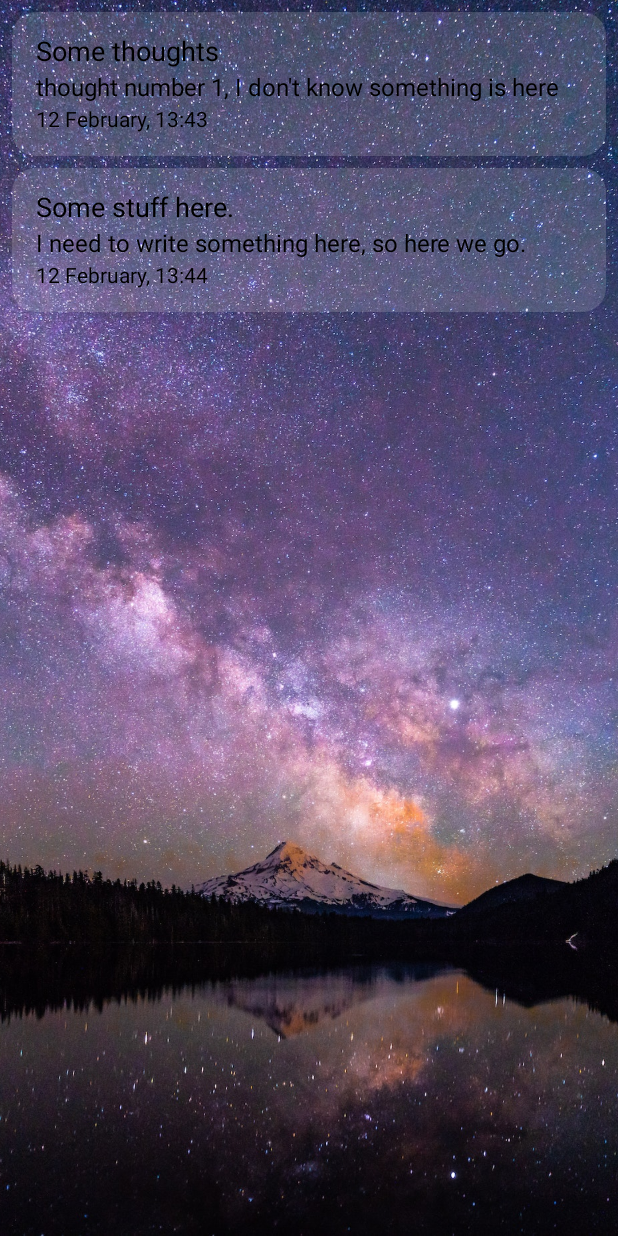
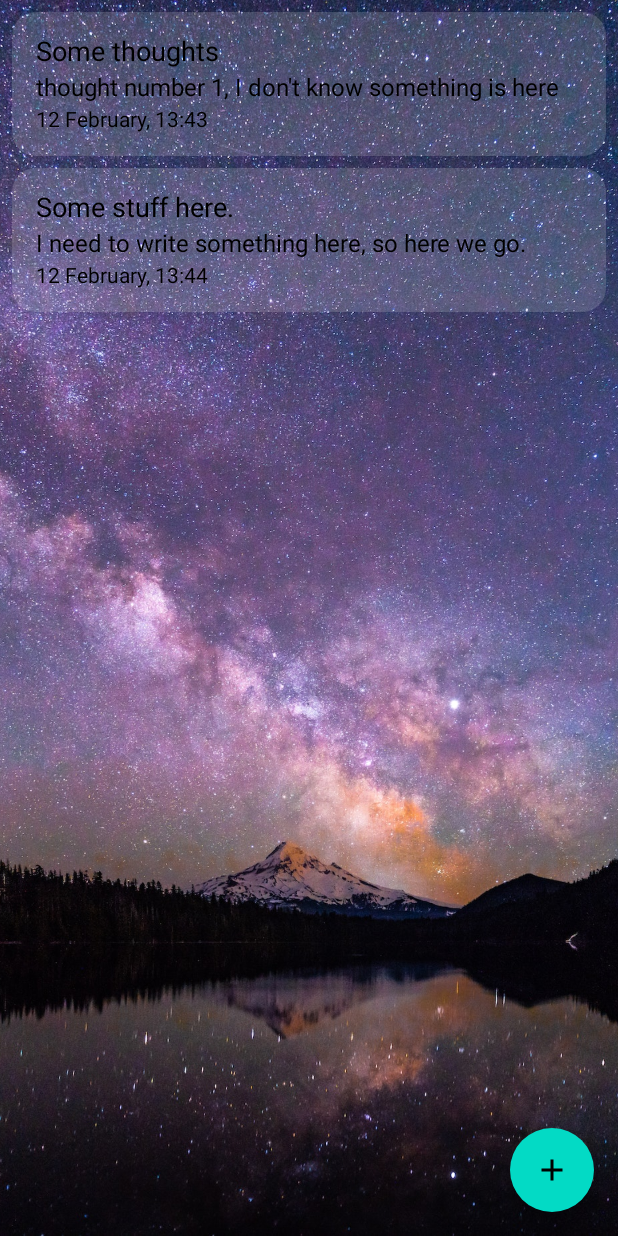
Before and after one commit to L10n42/3DNotes, an Android app built with Jetpack Compose: the screen it shows after launch (MainActivity), on a phone screen of 412 x 824 dp. Run offline under Robolectric (Android 15) with nearby library versions, the phone set to English and light mode, and no system bars; our stand-ins replace Dagger/Hilt's generated code, Room's generated code.

Commit message:
version 0.0.6 added animated add button.

```diff
--- a/app/src/main/java/com/kappdev/notes/feature_notes/presentation/notes/components/NotesContent.kt
+++ b/app/src/main/java/com/kappdev/notes/feature_notes/presentation/notes/components/NotesContent.kt
@@ -37,7 +37,7 @@ fun NotesContent(
         )
     )
 
-    val backgroundImage = painterResource(id = R.drawable.background_image_1)
+    val backgroundImage = painterResource(R.drawable.background_image_1)
 
     BackgroundImage(
         image = backgroundImage,
--- a/app/src/main/java/com/kappdev/notes/feature_notes/presentation/notes/components/NotesScreen.kt
+++ b/app/src/main/java/com/kappdev/notes/feature_notes/presentation/notes/components/NotesScreen.kt
@@ -1,6 +1,8 @@
 package com.kappdev.notes.feature_notes.presentation.notes.components
 
+import android.util.Log
 import androidx.compose.foundation.layout.Box
+import androidx.compose.foundation.layout.fillMaxSize
 import androidx.compose.foundation.layout.height
 import androidx.compose.material.*
 import androidx.compose.runtime.Composable
@@ -9,6 +11,8 @@ import androidx.compose.ui.unit.dp
 import androidx.hilt.navigation.compose.hiltViewModel
 import androidx.navigation.NavHostController
 import com.kappdev.notes.feature_notes.presentation.notes.NotesViewModel
+import com.kappdev.notes.feature_notes.presentation.util.SubButtons
+import com.kappdev.notes.feature_notes.presentation.util.components.AnimatedMultiAddButton
 
 @ExperimentalMaterialApi
 @Composable
@@ -31,7 +35,17 @@ fun NotesScreen(
             scaffoldState = scaffoldState,
             backgroundColor = MaterialTheme.colors.background
         ) {
-            NotesContent(viewModel)
+            Box(modifier = Modifier.fillMaxSize()) {
+                NotesContent(viewModel)
+
+                AnimatedMultiAddButton { buttonId ->
+                    when(buttonId) {
+                        SubButtons.NotesFolder.id -> Log.d("onClick", "new folder btn was clicked!")
+                        SubButtons.NoteText.id -> Log.d("onClick", "new note text btn was clicked!")
+                        SubButtons.ToDoList.id -> Log.d("onClick", "new todo list btn was clicked!")
+                    }
+                }
+            }
         }
     }
 }
--- /dev/null
+++ b/app/src/main/java/com/kappdev/notes/feature_notes/presentation/util/SubButton.kt
@@ -0,0 +1,9 @@
+package com.kappdev.notes.feature_notes.presentation.util
+
+import androidx.compose.ui.graphics.vector.ImageVector
+
+data class SubButton(
+    val icon: ImageVector,
+    val labelResId: Int,
+    val id: String
+)
--- /dev/null
+++ b/app/src/main/java/com/kappdev/notes/feature_notes/presentation/util/SubButtons.kt
@@ -0,0 +1,15 @@
+package com.kappdev.notes.feature_notes.presentation.util
+
+import androidx.compose.material.icons.Icons
+import androidx.compose.material.icons.filled.Description
+import androidx.compose.material.icons.filled.Folder
+import androidx.compose.material.icons.filled.TaskAlt
+import com.kappdev.notes.R
+
+object SubButtons {
+    val NoteText = SubButton(Icons.Default.Description, R.string.note_text, "text_note")
+    val ToDoList = SubButton(Icons.Default.TaskAlt, R.string.note_todo_list, "to-do_list")
+    val NotesFolder = SubButton(Icons.Default.Folder, R.string.notes_folder, "notes_folder")
+
+    val buttonsList = listOf(NotesFolder, ToDoList, NoteText)
+}
--- /dev/null
+++ b/app/src/main/java/com/kappdev/notes/feature_notes/presentation/util/components/AnimatedMultiAddButton.kt
@@ -0,0 +1,291 @@
+package com.kappdev.notes.feature_notes.presentation.util.components
+
+import android.content.res.Configuration
+import androidx.compose.animation.animateColor
+import androidx.compose.animation.core.*
+import androidx.compose.foundation.background
+import androidx.compose.foundation.clickable
+import androidx.compose.foundation.layout.*
+import androidx.compose.foundation.shape.CircleShape
+import androidx.compose.foundation.shape.RoundedCornerShape
+import androidx.compose.material.*
+import androidx.compose.material.icons.Icons
+import androidx.compose.material.icons.filled.Add
+import androidx.compose.runtime.*
+import androidx.compose.ui.Alignment
+import androidx.compose.ui.Modifier
+import androidx.compose.ui.draw.alpha
+import androidx.compose.ui.draw.rotate
+import androidx.compose.ui.graphics.Color
+import androidx.compose.ui.graphics.Shape
+import androidx.compose.ui.platform.LocalConfiguration
+import androidx.compose.ui.res.stringResource
+import androidx.compose.ui.unit.Dp
+import androidx.compose.ui.unit.dp
+import androidx.compose.ui.unit.sp
+import com.kappdev.notes.feature_notes.presentation.util.SubButton
+import com.kappdev.notes.feature_notes.presentation.util.SubButtons
+import com.kappdev.notes.ui.theme.Purple500
+import com.kappdev.notes.ui.theme.Teal200
+
+data class AnimatedMultiAddButtonColors(
+    val backgroundColor: Color = Color.White.copy(alpha = 0.64f),
+    val labelsColor: Color = Color.Black,
+    val subButtonsBackgroundColor: Color = Color.White,
+    val subButtonsContentColor: Color = Purple500,
+    val inactiveMainBtnBackgroundColor: Color = Teal200,
+    val activeMainBtnBackgroundColor: Color = Purple500,
+    val inactiveMainBtnContentColor: Color = Color.Black,
+    val activeMainBtnContentColor: Color = Color.White,
+)
+
+@Composable
+fun AnimatedMultiAddButton(
+    colors: AnimatedMultiAddButtonColors = AnimatedMultiAddButtonColors(),
+    buttonsShape: Shape = DefaultButtonShape,
+    buttonsElevation: FloatingActionButtonElevation = FloatingActionButtonDefaults.elevation(
+        defaultElevation = DefaultButtonElevation,
+        pressedElevation = DefaultButtonPressedElevation,
+        hoveredElevation = DefaultButtonElevation,
+        focusedElevation = DefaultButtonElevation,
+    ),
+    onClick: (buttonId: String) -> Unit
+) {
+    var isBtnActive by remember { mutableStateOf(false) }
+    val switchState: () -> Unit = { isBtnActive = !isBtnActive }
+
+    val transition = updateTransition(
+        targetState = isBtnActive,
+        label = null
+    )
+
+    Box(
+        modifier = Modifier.fillMaxSize()
+    ) {
+        AnimatedBackground(
+            color = colors.backgroundColor,
+            transition = transition,
+            onClick = switchState
+        )
+
+        SubButtons.buttonsList.forEachIndexed { index, button ->
+            AnimatedSubButton(
+                transition = transition,
+                activePadding = calculateSubButtonPadding(index),
+                subButton = button,
+                shape = buttonsShape,
+                elevation = buttonsElevation,
+                colors = colors,
+                onClick = onClick
+            )
+        }
+
+        AnimatedMainButton(
+            transition = transition,
+            shape = buttonsShape,
+            elevation = buttonsElevation,
+            colors = colors,
+            onClick = switchState
+        )
+
+    }
+}
+
+@Composable
+private fun BoxScope.AnimatedMainButton(
+    transition: Transition<Boolean>,
+    shape: Shape,
+    elevation: FloatingActionButtonElevation,
+    colors: AnimatedMultiAddButtonColors,
+    onClick: () -> Unit
+) {
+    val mainButtonBackgroundColor by transition.animateColor(
+        transitionSpec = {
+            tween(durationMillis = BACKGROUND_ANIM_DURATION)
+        },
+        label = "mainButtonRotation",
+        targetValueByState = { isActive ->
+            if (isActive) colors.activeMainBtnBackgroundColor else colors.inactiveMainBtnBackgroundColor
+        }
+    )
+
+    val mainButtonContentColor by transition.animateColor(
+        transitionSpec = {
+            tween(durationMillis = BACKGROUND_ANIM_DURATION)
+        },
+        label = "mainButtonRotation",
+        targetValueByState = { isActive ->
+            if (isActive) colors.activeMainBtnContentColor else colors.inactiveMainBtnContentColor
+        }
+    )
+
+    val mainButtonRotation by transition.animateFloat(
+        transitionSpec = {
+            spring(
+                dampingRatio = Spring.DampingRatioHighBouncy,
+                stiffness = Spring.StiffnessMedium
+            )
+        },
+        label = "mainButtonRotation",
+        targetValueByState = { isActive ->
+            if (isActive) 45f else 0f
+        }
+    )
+
+    FloatingActionButton(
+        onClick = onClick,
+        shape = shape,
+        elevation = elevation,
+        backgroundColor = mainButtonBackgroundColor,
+        modifier = Modifier
+            .align(Alignment.BottomEnd)
+            .padding(bottom = BtnPadding, end = BtnPadding)
+            .size(MainButtonSize)
+            .rotate(mainButtonRotation)
+    ) {
+        Icon(
+            imageVector = Icons.Default.Add,
+            contentDescription = "main button icon",
+            tint = mainButtonContentColor
+        )
+    }
+}
+
+private fun calculateSubButtonPadding(index: Int): Dp {
+    val startPadding =  BtnPadding + MainButtonSize
+    val gapPadding = BtnPadding * (index + 1)
+    val buttonsPadding = SubButtonSize * index
+    return if (index == 0) {
+        startPadding + gapPadding
+    } else startPadding + gapPadding + buttonsPadding
+}
+
+@Composable
+private fun BoxScope.AnimatedSubButton(
+    transition: Transition<Boolean>,
+    activePadding: Dp,
+    shape: Shape,
+    elevation: FloatingActionButtonElevation,
+    colors: AnimatedMultiAddButtonColors,
+    subButton: SubButton,
+    onClick: (id: String) -> Unit
+) {
+    val defaultPadding = BtnPadding + ((MainButtonSize - SubButtonSize) / 2)
+
+    val animPadding by transition.animateDp(
+        transitionSpec = {
+            if (this.targetState) {
+                spring(
+                    dampingRatio = Spring.DampingRatioMediumBouncy,
+                    stiffness = Spring.StiffnessMediumLow
+                )
+            } else {
+                tween(
+                    durationMillis = POPUP_ITEMS_ANIM_DURATION,
+                    easing = LinearEasing
+                )
+            }
+        },
+        label = "animatedPadding",
+        targetValueByState = { isActive ->
+            if (isActive) activePadding else defaultPadding
+        }
+    )
+
+    val animAlpha by transition.animateFloat(
+        transitionSpec = { tween(POPUP_ITEMS_ANIM_DURATION) },
+        label = "animatedAlpha",
+        targetValueByState = { isActive ->
+            if (isActive) 1f else 0f
+        }
+    )
+
+    Row(
+        verticalAlignment = Alignment.CenterVertically,
+        horizontalArrangement = Arrangement.spacedBy(BtnPadding),
+        modifier = Modifier
+            .align(Alignment.BottomEnd)
+            .padding(bottom = animPadding, end = defaultPadding)
+            .alpha(animAlpha)
+    ) {
+        Text(
+            text = stringResource(subButton.labelResId),
+            fontSize = 16.sp,
+            color = colors.labelsColor
+        )
+
+        FloatingActionButton(
+            onClick = { onClick(subButton.id) },
+            shape = shape,
+            modifier = Modifier.size(SubButtonSize),
+            elevation = elevation,
+            backgroundColor = colors.subButtonsBackgroundColor
+        ) {
+            Icon(
+                imageVector = subButton.icon,
+                contentDescription = "sub button icon",
+                tint = colors.subButtonsContentColor
+            )
+        }
+    }
+}
+
+@Composable
+private fun BoxScope.AnimatedBackground(
+    transition: Transition<Boolean>,
+    color: Color = Color.Black.copy(alpha = 0.5f),
+    onClick: () -> Unit
+) {
+    val size by transition.animateDp(
+        transitionSpec = { tween(BACKGROUND_ANIM_DURATION) },
+        label = "backgroundSize",
+        targetValueByState = { isActive ->
+            if (isActive) getMaxSize() else 0.dp
+        }
+    )
+    val alpha by transition.animateFloat(
+        transitionSpec = { tween(BACKGROUND_ANIM_DURATION) },
+        label = "backgroundAlpha",
+        targetValueByState = { isActive ->
+            if (isActive) 1f else 0f
+        }
+    )
+    val shape by transition.animateInt(
+        transitionSpec = { tween(BACKGROUND_ANIM_DURATION) },
+        label = "backgroundShape",
+        targetValueByState = { isActive ->
+            if (isActive) 0 else 100
+        }
+    )
+
+    Spacer(
+        modifier = Modifier
+            .size(size)
+            .alpha(alpha)
+            .clickable { onClick() }
+            .align(Alignment.BottomEnd)
+            .background(
+                color = color,
+                shape = RoundedCornerShape(topStartPercent = shape)
+            )
+    )
+}
+
+@Composable
+private fun getMaxSize(): Dp {
+    val configuration = LocalConfiguration.current
+    val screenHeight = configuration.screenHeightDp.dp
+    val screenWidth = configuration.screenWidthDp.dp
+    return if (configuration.orientation == Configuration.ORIENTATION_LANDSCAPE) screenWidth * 2 else return screenHeight * 2
+}
+
+private val DefaultButtonShape: Shape = CircleShape
+private val DefaultButtonElevation = 8.dp
+private val DefaultButtonPressedElevation = 12.dp
+
+private val BtnPadding = 16.dp
+private val MainButtonSize = 56.dp
+private val SubButtonSize = 42.dp
+
+private const val BACKGROUND_ANIM_DURATION = 500
+private const val POPUP_ITEMS_ANIM_DURATION = 300
--- a/app/src/main/res/values/strings.xml
+++ b/app/src/main/res/values/strings.xml
@@ -5,4 +5,9 @@
     <string name="error_could_not_insert_note">Something went wrong, could not insert the note.</string>
     <string name="error_could_not_remove_note">Something went wrong, could not remove the note.</string>
 
+    <!-- add note sub button labels -->
+    <string name="note_text">Text note</string>
+    <string name="note_todo_list">To-do list</string>
+    <string name="notes_folder">Folder</string>
+
 </resources>
```
